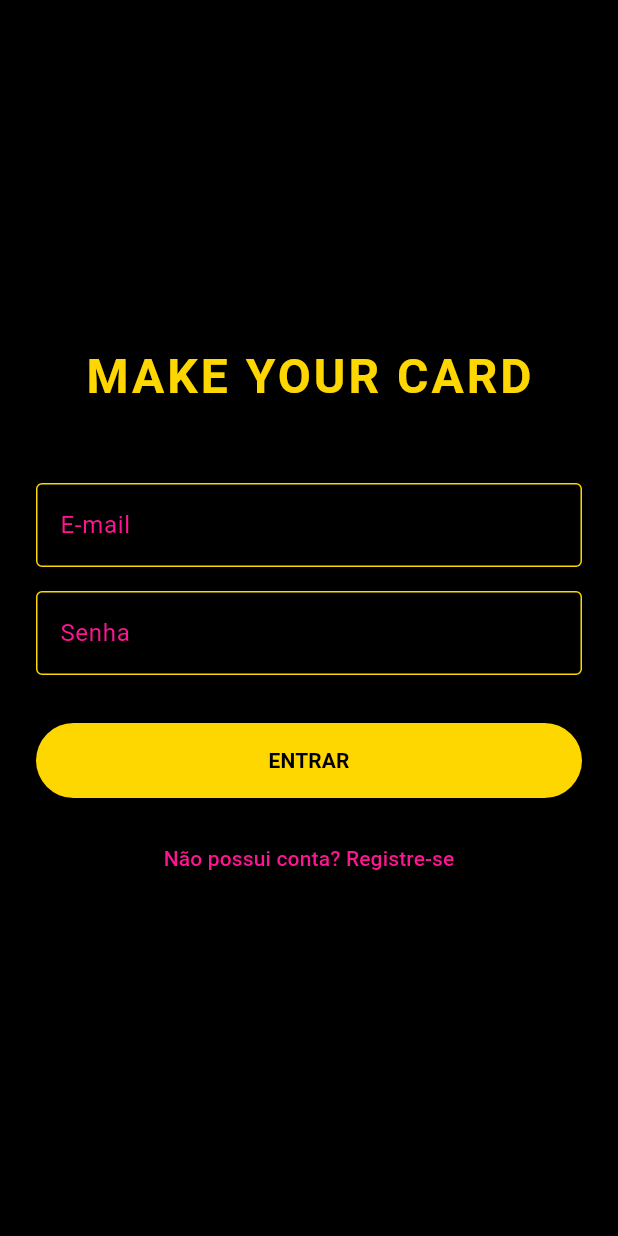
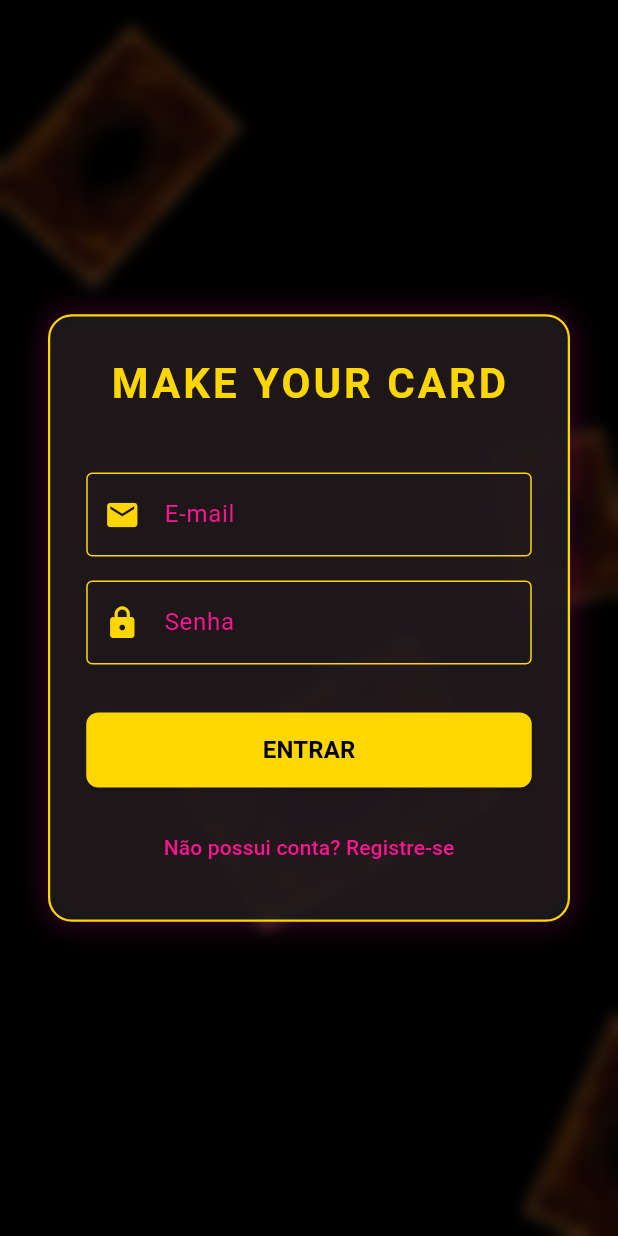
Before and after one commit to Fologne/MakeYourCardYuGiOh, a Flutter app: the screen it shows after launch, on a phone screen of 412 x 824 dp. Run offline on Flutter 3.47's test engine with Material 3 defaults, Android fonts, the phone set to English and light mode, and no system bars.

Commit message:
correcao e aprimoramento da tela de login, apenas front

```diff
--- a/frontend/lib/screens/login_screen.dart
+++ b/frontend/lib/screens/login_screen.dart
@@ -1,32 +1,101 @@
+import 'dart:ui';
 import 'package:flutter/material.dart';
+import 'dart:math' as math;
 
-class LoginScreen extends StatelessWidget {
+class LoginScreen extends StatefulWidget {
   const LoginScreen({super.key});
 
+  @override
+  State<LoginScreen> createState() => _LoginScreenState();
+}
+
+class _LoginScreenState extends State<LoginScreen>
+    with SingleTickerProviderStateMixin {
+  late AnimationController _controller;
+
+  @override
+  void initState() {
+    super.initState();
+    // Controlador da animação de flutuação (dura 10 segundos e fica em loop)
+    _controller = AnimationController(
+      vsync: this,
+      duration: const Duration(seconds: 10),
+    )..repeat(reverse: true);
+  }
+
+  @override
+  void dispose() {
+    _controller.dispose();
+    super.dispose();
+  }
+
   void _login(BuildContext context) {
-    // Lógica futura de autenticação
     Navigator.pushReplacementNamed(context, '/dashboard');
   }
 
   @override
   Widget build(BuildContext context) {
     return Scaffold(
-      body: Center(
+      body: Stack(
+        children: [
+          // Fundo Preto Base
+          Container(color: Colors.black),
+
+          // Cartas Flutuantes no fundo
+          AnimatedBuilder(
+            animation: _controller,
+            builder: (context, child) {
+              return Stack(
+                children: [
+                  _buildFloatingCard(-50, 100, 0.2, -15, 0.4),
+                  _buildFloatingCard(250, 50, -0.1, 10, 0.3),
+                  _buildFloatingCard(100, 400, 0.3, -5, 0.5),
+                  _buildFloatingCard(-100, 600, -0.2, 20, 0.3),
+                  _buildFloatingCard(300, 700, 0.1, -10, 0.4),
+                ],
+              );
+            },
+          ),
+
+          // Efeito de Vidro/Desfoque sobre as cartas
+          BackdropFilter(
+            filter: ImageFilter.blur(sigmaX: 5.0, sigmaY: 5.0),
+            child: Container(
+              color: Colors.black.withOpacity(0.6), // Escurece o fundo desfocado
+            ),
+          ),
+
+          // Formulário de Login (Conteúdo Principal)
+          Center(
             child: SingleChildScrollView(
+              padding: const EdgeInsets.all(32.0),
+              child: Container(
                 padding: const EdgeInsets.all(24.0),
+                decoration: BoxDecoration(
+                  color: const Color(0xFF1A1A1A).withOpacity(0.85),
+                  border: Border.all(color: const Color(0xFFFFD700), width: 1.5),
+                  borderRadius: BorderRadius.circular(16),
+                  boxShadow: [
+                    BoxShadow(
+                      color: const Color(0xFFFF1493).withOpacity(0.2),
+                      blurRadius: 15,
+                      spreadRadius: 2,
+                    ),
+                  ],
+                ),
                 child: Column(
-            mainAxisAlignment: MainAxisAlignment.center,
+                  mainAxisSize: MainAxisSize.min,
                   children: [
                     const Text(
                       'MAKE YOUR CARD',
                       style: TextStyle(
                         color: Color(0xFFFFD700),
-                  fontSize: 32,
+                        fontSize: 28,
                         fontWeight: FontWeight.bold,
                         letterSpacing: 2,
                       ),
                     ),
-              const SizedBox(height: 48),
+                    const SizedBox(height: 40),
                     TextField(
                       style: const TextStyle(color: Colors.white),
                       decoration: InputDecoration(
@@ -38,6 +107,7 @@ class LoginScreen extends StatelessWidget {
                         focusedBorder: const OutlineInputBorder(
                           borderSide: BorderSide(color: Color(0xFFFF1493)),
                         ),
+                        prefixIcon: const Icon(Icons.email, color: Color(0xFFFFD700)),
                       ),
                     ),
                     const SizedBox(height: 16),
@@ -53,6 +123,7 @@ class LoginScreen extends StatelessWidget {
                         focusedBorder: const OutlineInputBorder(
                           borderSide: BorderSide(color: Color(0xFFFF1493)),
                         ),
+                        prefixIcon: const Icon(Icons.lock, color: Color(0xFFFFD700)),
                       ),
                     ),
                     const SizedBox(height: 32),
@@ -61,9 +132,12 @@ class LoginScreen extends StatelessWidget {
                         backgroundColor: const Color(0xFFFFD700),
                         foregroundColor: Colors.black,
                         minimumSize: const Size(double.infinity, 50),
+                        shape: RoundedRectangleBorder(
+                          borderRadius: BorderRadius.circular(8),
+                        ),
                       ),
                       onPressed: () => _login(context),
-                child: const Text('ENTRAR', style: TextStyle(fontWeight: FontWeight.bold)),
+                      child: const Text('ENTRAR', style: TextStyle(fontWeight: FontWeight.bold, fontSize: 16)),
                     ),
                     const SizedBox(height: 16),
                     TextButton(
@@ -77,6 +151,37 @@ class LoginScreen extends StatelessWidget {
                 ),
               ),
             ),
+          ),
+        ],
+      ),
+    );
+  }
+
+  // Widget auxiliar para construir as cartas flutuantes
+  Widget _buildFloatingCard(double left, double top, double rotation, double moveY, double scale) {
+    final offset = _controller.value * (moveY * 15);
+    final dynamicRotation = rotation * math.pi + (_controller.value * 0.15);
+
+    return Positioned(
+      left: left,
+      top: top + offset,
+      child: Transform.rotate(
+        angle: dynamicRotation,
+        child: Transform.scale(
+          scale: scale,
+          child: Image.asset(
+            'assets/images/card_back.png',
+            width: 250,
+            height: 360,
+            fit: BoxFit.contain,
+            errorBuilder: (context, error, stackTrace) => Container(
+              width: 250,
+              height: 360,
+              color: Colors.grey.withValues(alpha: 0.2),
+            ),
+          ),
+        ),
+      ),
     );
   }
 }
--- a/frontend/pubspec.yaml
+++ b/frontend/pubspec.yaml
@@ -57,10 +57,8 @@ flutter:
   # the material Icons class.
   uses-material-design: true
 
-  # To add assets to your application, add an assets section, like this:
-  # assets:
-  #   - images/a_dot_burr.jpeg
-  #   - images/a_dot_ham.jpeg
+  assets:
+    - assets/images/card_back.png
 
   # An image asset can refer to one or more resolution-specific "variants", see
   # https://flutter.dev/to/resolution-aware-images
```
Also changed, not shown: frontend/assets/images/card_back.png (added). Lines whose indentation alone changed are shown as unchanged.
